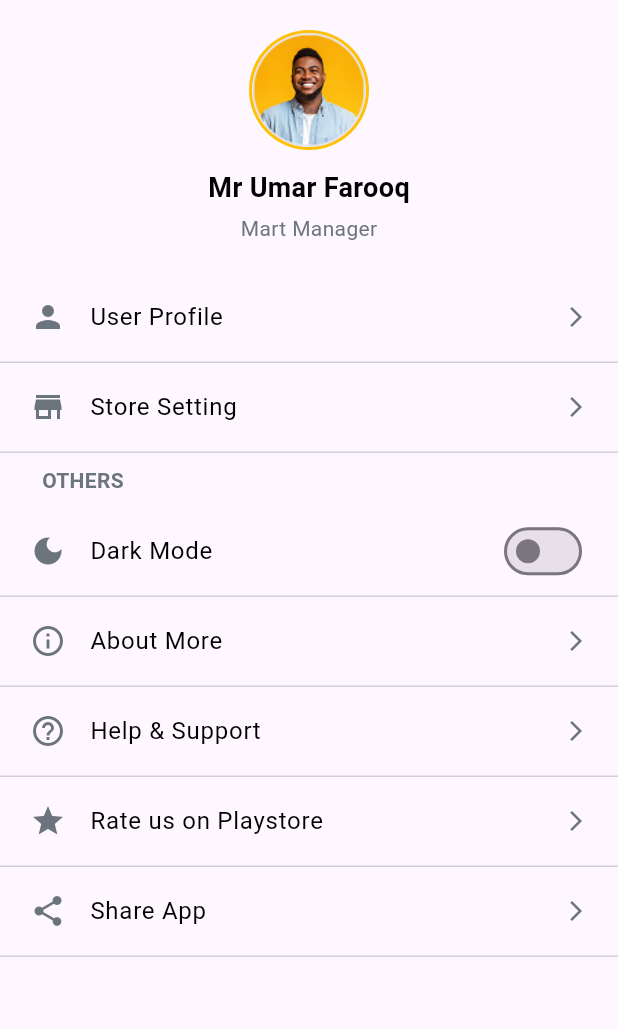
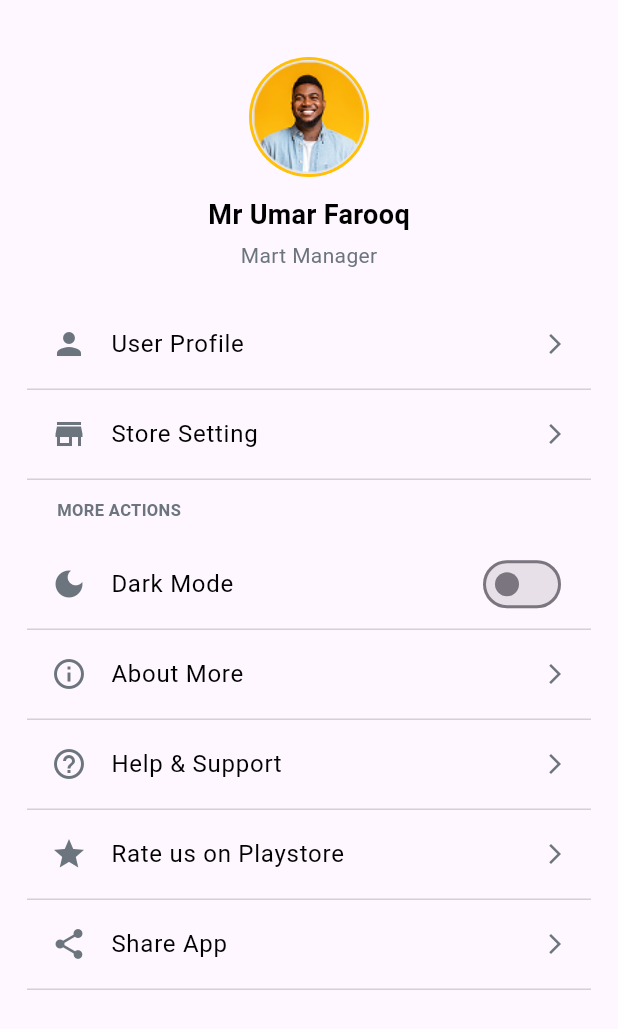
Before and after one commit to maliksubhan3018/Pos-Version-1, a Flutter app: the Setting screen opened directly, on a phone screen of 412 x 824 dp. Shown: the top 1029 px of the screen. Run offline on Flutter 3.47's test engine with Material 3 defaults, Android fonts, the phone set to English and light mode, and no system bars; our stand-ins replace get, image_picker, persistent_bottom_nav_bar, pin_code_fields.

Commit message:
help and suport and store setting files

```diff
--- a/lib/config/route.dart
+++ b/lib/config/route.dart
@@ -5,6 +5,8 @@ import 'package:posversion1/view/auth/set_security.dart';
 import 'package:posversion1/view/auth/store_profile.dart';
 import 'package:posversion1/view/auth/user_profile.dart';
 import 'package:posversion1/view/dashboard/dashboard.dart';
+import 'package:posversion1/view/setting/help_support.dart';
+import 'package:posversion1/view/setting/store_setting.dart';
 import 'package:posversion1/view/splash/onboarding.dart';
 import 'package:posversion1/view/splash/splash.dart';
 
@@ -17,5 +19,7 @@ class AppRoutes {
     GetPage(name: MyPagesName.setSecurity, page: () => const SetSecurity()),
     GetPage(name: MyPagesName.login, page: () => const Login()),
     GetPage(name: MyPagesName.dashboard, page: () => const Dashboard()),
+    GetPage(name: MyPagesName.storeSetting, page: () => const StoreSetting()),
+    GetPage(name: MyPagesName.helpSupport, page: () => const HelpSupport()),
   ];
 }
--- a/lib/config/route_name.dart
+++ b/lib/config/route_name.dart
@@ -9,4 +9,6 @@ class MyPagesName {
   static const String onboarding1 = "/Onboarding1";
   static const String login = "/Login";
   static const String dashboard = "/Dashboard";
+  static const String storeSetting = "/StoreSetting";
+  static const String helpSupport = "/HelpSupport";
 }
--- a/lib/view/dashboard/dashboard.dart
+++ b/lib/view/dashboard/dashboard.dart
@@ -1,6 +1,5 @@
 // ignore_for_file: deprecated_member_use
 
-import 'package:fl_chart/fl_chart.dart';
 import 'package:flutter/material.dart';
 import 'package:persistent_bottom_nav_bar/persistent_bottom_nav_bar.dart';
 import 'package:posversion1/view/setting/setting.dart';
--- a/lib/view/setting/setting.dart
+++ b/lib/view/setting/setting.dart
@@ -1,7 +1,11 @@
+// ignore_for_file: deprecated_member_use
+
 import 'package:flutter/material.dart';
+import 'package:get/get.dart';
 import 'package:posversion1/widgets/list_tile.dart';
 import 'package:posversion1/widgets/mycolors.dart';
 import 'package:posversion1/widgets/myimages.dart';
+import 'package:posversion1/config/route_name.dart';
 
 class Setting extends StatelessWidget {
   const Setting({super.key});
@@ -11,9 +15,8 @@ class Setting extends StatelessWidget {
     return Scaffold(
       backgroundColor: Colors.blue[30],
       body: ListView(
-        padding: EdgeInsets.zero,
+        padding: const EdgeInsets.all(18),
         children: [
-          // User Profile Section
           Container(
             width: double.infinity,
             padding: const EdgeInsets.all(20.0),
@@ -22,9 +25,9 @@ class Setting extends StatelessWidget {
                 CircleAvatar(
                   radius: 40,
                   backgroundColor: Colors.amber,
-                  child: CircleAvatar(
+                  child: const CircleAvatar(
                     radius: 38,
-                    backgroundImage: const AssetImage(MyImages.personimge),
+                    backgroundImage: AssetImage(MyImages.personimge),
                   ),
                 ),
                 const SizedBox(height: 12),
@@ -45,7 +48,6 @@ class Setting extends StatelessWidget {
             ),
           ),
 
-          // Main Menu Items
           CustomListTile(
             icon: Icons.person,
             title: 'User Profile',
@@ -54,6 +56,7 @@ class Setting extends StatelessWidget {
               size: 16,
               color: AppColors.gray,
             ),
+            onTap: () => Get.toNamed(MyPagesName.storeSetting),
           ),
           CustomListTile(
             icon: Icons.store,
@@ -63,12 +66,24 @@ class Setting extends StatelessWidget {
               size: 16,
               color: AppColors.gray,
             ),
+            onTap: () => Get.toNamed(MyPagesName.storeSetting),
           ),
-          const CustomListTile(
-            icon: Icons.other_houses,
-            title: 'OTHERS',
-            isHeader: true,
+
+          const Padding(
+            padding: EdgeInsets.symmetric(horizontal: 20.0, vertical: 12.0),
+            child: Align(
+              alignment: Alignment.centerLeft,
+              child: Text(
+                'MORE ACTIONS',
+                style: TextStyle(
+                  fontSize: 11,
+                  fontWeight: FontWeight.bold,
+                  color: AppColors.gray,
+                ),
+              ),
+            ),
           ),
+
           CustomListTile(
             icon: Icons.dark_mode,
             title: 'Dark Mode',
@@ -77,6 +92,7 @@ class Setting extends StatelessWidget {
               onChanged: (value) {},
               activeColor: AppColors.blue,
             ),
+            onTap: () {},
           ),
           const CustomListTile(
             icon: Icons.info_outline,
@@ -86,8 +102,10 @@ class Setting extends StatelessWidget {
               size: 16,
               color: AppColors.gray,
             ),
+            onTap: null, // no action
           ),
-          const CustomListTile(
+
+          CustomListTile(
             icon: Icons.help_outline,
             title: 'Help & Support',
             trailing: Icon(
@@ -95,6 +113,7 @@ class Setting extends StatelessWidget {
               size: 16,
               color: AppColors.gray,
             ),
+            onTap: () => Get.toNamed(MyPagesName.helpSupport),
           ),
           const CustomListTile(
             icon: Icons.star,
@@ -104,6 +123,7 @@ class Setting extends StatelessWidget {
               size: 16,
               color: AppColors.gray,
             ),
+            onTap: null,
           ),
           const CustomListTile(
             icon: Icons.share,
@@ -113,6 +133,7 @@ class Setting extends StatelessWidget {
               size: 16,
               color: AppColors.gray,
             ),
+            onTap: null,
           ),
         ],
       ),
--- a/lib/widgets/dropdown.dart
+++ b/lib/widgets/dropdown.dart
@@ -1,3 +1,5 @@
+// ignore_for_file: deprecated_member_use
+
 import 'package:flutter/material.dart';
 
 class CustomDropdown extends StatelessWidget {
--- a/lib/widgets/list_tile.dart
+++ b/lib/widgets/list_tile.dart
@@ -3,7 +3,8 @@ import 'package:flutter/material.dart';
 import 'package:posversion1/widgets/mycolors.dart';
 
 class CustomListTile extends StatelessWidget {
-  final IconData icon;
+  final IconData? icon;
+  final Color? iconColor;
   final String title;
   final Widget? trailing;
   final VoidCallback? onTap;
@@ -11,7 +12,8 @@ class CustomListTile extends StatelessWidget {
 
   const CustomListTile({
     super.key,
-    required this.icon,
+    this.icon,
+    this.iconColor,
     required this.title,
     this.trailing,
     this.onTap,
@@ -22,11 +24,7 @@ class CustomListTile extends StatelessWidget {
   Widget build(BuildContext context) {
     if (isHeader) {
       return Padding(
-        padding: const EdgeInsets.symmetric(vertical: 8.0, horizontal: 20.0),
-        child: Row(
-          children: [
-            const SizedBox(width: 8),
-            Expanded(
+        padding: const EdgeInsets.symmetric(vertical: 8.0, horizontal: 16.0),
         child: Text(
           title,
           style: const TextStyle(
@@ -34,9 +32,6 @@ class CustomListTile extends StatelessWidget {
             fontWeight: FontWeight.bold,
             color: AppColors.gray,
           ),
-              ),
-            ),
-          ],
         ),
       );
     } else {
@@ -48,15 +43,23 @@ class CustomListTile extends StatelessWidget {
         decoration: BoxDecoration(border: border),
         child: ListTile(
           contentPadding: const EdgeInsets.symmetric(
-            horizontal: 20.0,
+            horizontal: 16.0,
             vertical: 1.5,
           ),
-          leading: Icon(icon, color: AppColors.gray, size: 24),
+          leading: icon != null
+              ? Icon(icon, color: iconColor ?? AppColors.gray, size: 24)
+              : const SizedBox(width: 24),
           title: Text(
             title,
             style: const TextStyle(fontSize: 16, color: AppColors.black),
           ),
-          trailing: trailing ?? const SizedBox(),
+          trailing:
+              trailing ??
+              const Icon(
+                Icons.arrow_forward_ios,
+                size: 16,
+                color: AppColors.gray,
+              ),
           onTap: onTap,
         ),
       );
```
Also changed, not shown: lib/view/setting/help_support.dart (added, +104 -0 lines), lib/view/setting/store_setting.dart (added, +96 -0 lines). Lines whose indentation alone changed are shown as unchanged.
